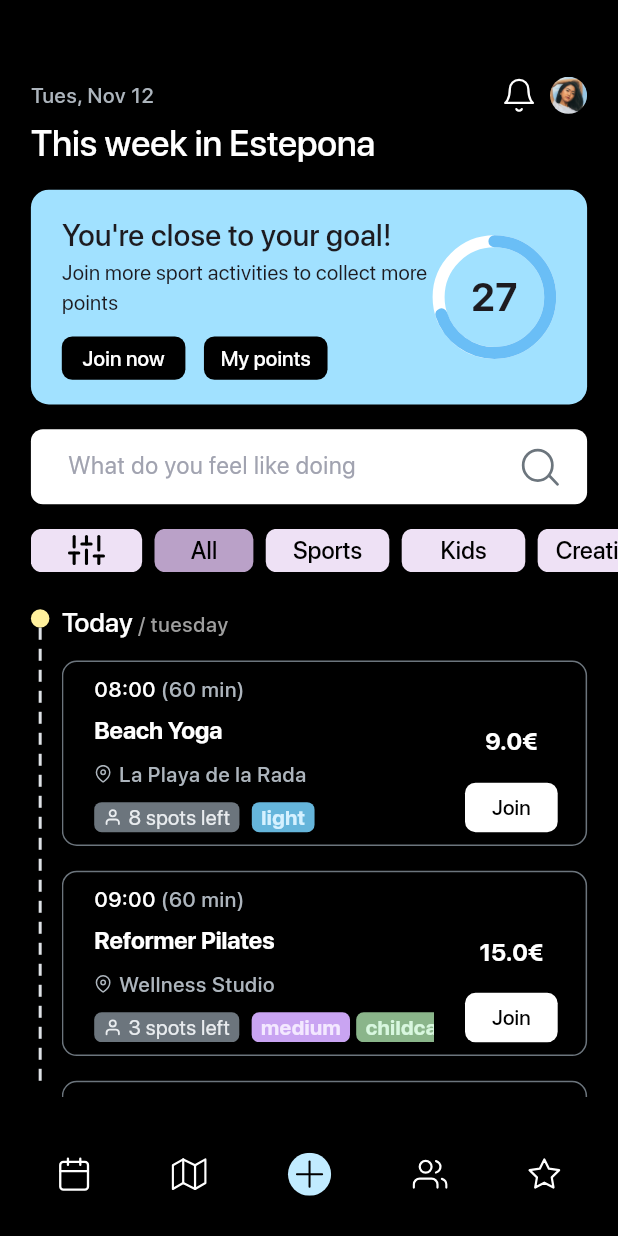
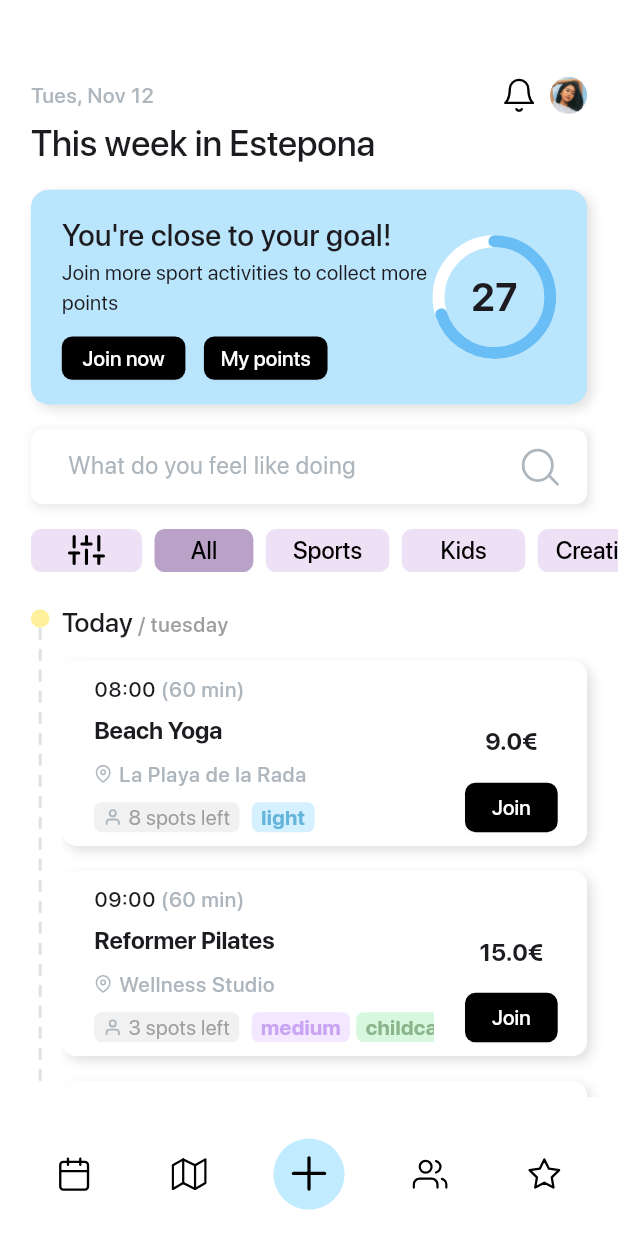
Before and after one commit to DarienRomero/SportsApp, a Flutter app: the screen it shows after launch, on a phone screen of 412 x 824 dp. Run offline on Flutter 3.47's test engine with Material 3 defaults, Android fonts, the phone set to English and light mode, and no system bars; drawn by our look-alikes of dotted_line, percent_indicator; our stand-ins replace animate_do, dartz, equatable, flutter_bloc, flutter_svg, get_it and 1 more.

Commit message:
ui: dark mode fixes

```diff
--- a/lib/features/activities/presentation/widgets/custom_bottom_navigation_bar.dart
+++ b/lib/features/activities/presentation/widgets/custom_bottom_navigation_bar.dart
@@ -23,6 +23,7 @@ class _CustomBottomNavigationBarState extends State<CustomBottomNavigationBar> {
 
   @override
   Widget build(BuildContext context) {
+    var isDarkMode = Theme.of(context).scaffoldBackgroundColor == Colors.black;
     return Container(
       width: mqWidth(context, platformInfo.isWeb ? 0 : 100),
       height: mqHeigth(context, platformInfo.isWeb ? 0 : 10),
@@ -38,7 +39,7 @@ class _CustomBottomNavigationBarState extends State<CustomBottomNavigationBar> {
             onPressed: (){
 
             },
-            splashColor: Color(0xffE9ECEF),
+            splashColor: Color(0xffA1E1FF),
             icon: CustomSVGIcon(
               path: CustomIcons.calendarIcon,
               color: Theme.of(context).iconTheme.color,
@@ -50,7 +51,7 @@ class _CustomBottomNavigationBarState extends State<CustomBottomNavigationBar> {
             onPressed: (){
 
             },
-            splashColor: Color(0xffE9ECEF),
+            splashColor: Color(0xffA1E1FF),
             icon: CustomSVGIcon(
               path: CustomIcons.mapIcon,
               color: Theme.of(context).iconTheme.color,
@@ -58,11 +59,11 @@ class _CustomBottomNavigationBarState extends State<CustomBottomNavigationBar> {
           ),
           CustomIconButton(
             size: 12,
-            fillColor: Color(0),
+            fillColor: isDarkMode ? Color(0xff4FC7FF) : Color(0xffC1EBFF),
             onPressed: (){
 
             },
-            splashColor: Color(0xffE9ECEF),
+            splashColor: Color(0xffA1E1FF),
             icon: CustomSVGIcon(
               path: CustomIcons.plusIcon,
               sizePer: 12,
@@ -74,7 +75,7 @@ class _CustomBottomNavigationBarState extends State<CustomBottomNavigationBar> {
             onPressed: (){
 
             },
-            splashColor: Color(0xffE9ECEF),
+            splashColor: Color(0xffA1E1FF),
             icon: CustomSVGIcon(
               path: CustomIcons.usersIcon,
               color: Theme.of(context).iconTheme.color,
@@ -86,7 +87,7 @@ class _CustomBottomNavigationBarState extends State<CustomBottomNavigationBar> {
             onPressed: (){
 
             },
-            splashColor: Color(0xffE9ECEF),
+            splashColor: Color(0xffA1E1FF),
             icon: CustomSVGIcon(
               path: CustomIcons.starIcon,
               color: Theme.of(context).iconTheme.color,
--- a/lib/features/activities/presentation/widgets/today_activities/activities_list.dart
+++ b/lib/features/activities/presentation/widgets/today_activities/activities_list.dart
@@ -1,10 +1,10 @@
-import 'package:dotted_line/dotted_line.dart';
 import 'package:flutter/foundation.dart';
 import 'package:flutter/material.dart';
 import 'package:flutter_bloc/flutter_bloc.dart';
 import 'package:sports_app/core/utils.dart';
 import 'package:sports_app/features/activities/presentation/bloc/activities_bloc.dart';
 import 'package:sports_app/features/activities/presentation/widgets/today_activities/activity_card.dart';
+import 'package:sports_app/features/activities/presentation/widgets/today_activities/side_line.dart';
 import 'package:sports_app/features/common/presentation/widgets/empty_view.dart';
 import 'package:sports_app/features/common/presentation/widgets/error_view.dart';
 import 'package:sports_app/features/common/presentation/widgets/loading_view.dart';
@@ -52,35 +52,8 @@ class _ActivitiesListState extends State<ActivitiesList> {
       child: Row(
         crossAxisAlignment: CrossAxisAlignment.start,
         children: [
-          Container(
-            width: mqWidth(context, kIsWeb ? 3 : 5),
-            child: Column(
-              crossAxisAlignment: kIsWeb ? CrossAxisAlignment.center : CrossAxisAlignment.start,
-              children: [
-                VSpacing(kIsWeb ? 1: 0.5),
-                Container(
-                  width: mqWidth(context, kIsWeb ? 1: 3),
-                  height: mqWidth(context, kIsWeb ? 1 :3),
-                  decoration: BoxDecoration(
-                    shape: BoxShape.circle,
-                    color: Color(0xffFFF09C)
-                  ),
-                ),
-                Container(
-                  width: mqWidth(context, 3),
-                  height: _listViewHeight != null ? _listViewHeight! - mqWidth(context, kIsWeb ? 0 : 4) : 0,
-                  child: Center(
-                    child: DottedLine(
-                      direction: Axis.vertical,
-                      lineThickness: 2,
-                      dashLength: 8.0,
-                      dashGapLength: 6.0,
-                      dashColor: Color(0xffDEE2E6),
-                    ),
-                  ),
-                ),
-              ],
-            ),
+          SideLine(
+            heigth: _listViewHeight,
           ),
           Container(
             width: mqWidth(context, kIsWeb ? 49 : 90),
--- a/lib/features/activities/presentation/widgets/today_activities/activity_label.dart
+++ b/lib/features/activities/presentation/widgets/today_activities/activity_label.dart
@@ -19,10 +19,11 @@ class ActivityLabel extends StatelessWidget {
         right: mqWidth(context, kIsWeb ? 0.5 : 1)
       ),
       padding: EdgeInsets.symmetric(
-        horizontal: mqWidth(context, 1.5)
+        horizontal: mqWidth(context, kIsWeb ? 1.2 : 1.5),
+        vertical: mqHeigth(context, kIsWeb ? 0.2 : 0)
       ),
       decoration: BoxDecoration(
-        borderRadius: BorderRadius.circular(5),
+        borderRadius: BorderRadius.circular(kIsWeb ? 2 : 5),
         color: isDarkMode ?
           labelEntity.backgroundColorDark.toColor():
           labelEntity.backgroundColorLight.toColor()
--- a/lib/features/activities/presentation/widgets/today_activities/search_box.dart
+++ b/lib/features/activities/presentation/widgets/today_activities/search_box.dart
@@ -21,8 +21,9 @@ class SearchBox extends StatelessWidget {
       ) : null,
       leftPaddingPer: kIsWeb ? 1.5 : 5,
       hintStyle: kIsWeb ? TextStyle(
-        fontSize: 12,
-        color: isDarkMode ? Color(0xff6C757D) : Color(0xffADB5BD)
+        fontSize: 14,
+        fontWeight: FontWeight.w300,
+        color: Color(0xffADB5BD)
       ) : null,
       contentPadding: kIsWeb ? 10 : 15,
       fillColor: Colors.white,
@@ -35,7 +36,7 @@ class SearchBox extends StatelessWidget {
         child: CustomSVGIcon(
           path: CustomIcons.searchIcon,
           sizePer: kIsWeb ? 3 : 6,
-          color: isDarkMode ? Color(0xff6C757D) : null
+          color: kIsWeb ? Color(0xffADB5BD) : isDarkMode ? Color(0xff6C757D) : null
         ),
       ),
     );
--- /dev/null
+++ b/lib/features/activities/presentation/widgets/today_activities/side_line.dart
@@ -0,0 +1,48 @@
+import 'package:dotted_line/dotted_line.dart';
+import 'package:flutter/foundation.dart';
+import 'package:flutter/material.dart';
+import 'package:sports_app/core/utils.dart';
+import 'package:sports_app/features/common/presentation/widgets/v_spacing.dart';
+
+class SideLine extends StatelessWidget {
+  final double? heigth;
+  const SideLine({
+    super.key,
+    required this.heigth
+  });
+
+  @override
+  Widget build(BuildContext context) {
+    final isDarkMode = Theme.of(context).scaffoldBackgroundColor == Colors.black;
+    return Container(
+      width: mqWidth(context, kIsWeb ? 3 : 5),
+      child: Column(
+        crossAxisAlignment: kIsWeb ? CrossAxisAlignment.center : CrossAxisAlignment.start,
+        children: [
+          VSpacing(kIsWeb ? 1: 0.5),
+          Container(
+            width: mqWidth(context, kIsWeb ? 1: 3),
+            height: mqWidth(context, kIsWeb ? 1 :3),
+            decoration: BoxDecoration(
+              shape: BoxShape.circle,
+              color: Color(0xffFFF09C)
+            ),
+          ),
+          Container(
+            width: mqWidth(context, 3),
+            height: heigth != null ? heigth! - mqWidth(context, kIsWeb ? 0 : 4) : 0,
+            child: Center(
+              child: DottedLine(
+                direction: Axis.vertical,
+                lineThickness: 2,
+                dashLength: 8.0,
+                dashGapLength: 6.0,
+                dashColor: isDarkMode ? Color(0xff6C757D) : Color(0xffDEE2E6),
+              ),
+            ),
+          ),
+        ],
+      ),
+    );
+  }
+}
--- a/lib/features/activities/presentation/widgets/today_activities/spots_label.dart
+++ b/lib/features/activities/presentation/widgets/today_activities/spots_label.dart
@@ -18,15 +18,15 @@ class SpotsLabel extends StatelessWidget {
     var isDarkMode = Theme.of(context).scaffoldBackgroundColor == Colors.black;
     return Container(
       padding: EdgeInsets.symmetric(
-        horizontal: mqWidth(context, 1.5)
+        horizontal: mqWidth(context, kIsWeb ? 0.8 : 1.5),
+        vertical: mqHeigth(context, kIsWeb ? 0.2 : 0)
       ),
       decoration: BoxDecoration(
-        borderRadius: BorderRadius.circular(5),
+        borderRadius: BorderRadius.circular(kIsWeb ? 2 : 5),
         color: isDarkMode ? Color(0xff6C757D) :Color(0xffF1F1F1)
       ),
       child: Row(
         children: [
-          HSpacing(kIsWeb ? 0.5 : 0),
           CustomSVGIcon(
             path: CustomIcons.userIcon,
             sizePer: kIsWeb ? 1: 3,
--- a/lib/features/activities/presentation/widgets/today_activities_web/goal_card_web.dart
+++ b/lib/features/activities/presentation/widgets/today_activities_web/goal_card_web.dart
@@ -77,7 +77,7 @@ class GoalCardWeb extends StatelessWidget {
                     ),
                     CircularPercentIndicator(
                       radius: width * 0.12,
-                      lineWidth: 5.0,
+                      lineWidth: 7.0,
                       percent: 0.7,
                       center: new Text("27", style: TextStyle(
                         fontSize: 24,
--- a/lib/features/common/presentation/widgets/custom_text_field.dart
+++ b/lib/features/common/presentation/widgets/custom_text_field.dart
@@ -134,6 +134,7 @@ class CustomTextField extends StatelessWidget {
   @override
   Widget build(BuildContext context) {
     final hasError = errorMessage.isNotEmpty;
+    final isDarkMode = Theme.of(context).scaffoldBackgroundColor == Colors.black;
 
     return SizedBox(
       width: mqWidth(context, widthPer),
@@ -171,7 +172,7 @@ class CustomTextField extends StatelessWidget {
               maxLength: maxLength,
               inputFormatters: formater != null ? [formater!] : null,
               style: style ?? TextStyle(
-                fontSize: 14,
+                fontSize: 16,
                 color: Colors.black,
                 fontWeight: obscureText ? FontWeight.w700 : FontWeight.w500,
               ),
@@ -184,10 +185,9 @@ class CustomTextField extends StatelessWidget {
                   horizontal: mqWidth(context, leftPaddingPer),
                   vertical: contentPadding
                 ),
-                hintStyle: hintStyle ?? const TextStyle(
+                hintStyle: hintStyle ?? TextStyle(
                   fontSize: 16,
-                  color: Color(0xffA1A3B0),
-                  letterSpacing: null,
+                  color: isDarkMode ? Color(0xff6C757D) : Color(0xffADB5BD),
                   fontWeight: FontWeight.w400
                 ),
                 fillColor: fillColor,
--- a/lib/main.dart
+++ b/lib/main.dart
@@ -57,7 +57,7 @@ class MyApp extends StatelessWidget {
       child: MaterialApp(
         title: 'DeportesApp',
         debugShowCheckedModeBanner: false,
-        theme: Themes.darkMode,
+        theme: Themes.lightMode,
         home: RouterPage()
       ),
     );
```
Also changed, not shown: lib/features/activities/presentation/widgets/today_activities_web/events_card_web.dart (+36 -0 lines), assets/icons/plus-icon.svg, assets/images/guy_1.png (added), assets/images/guy_2.png (added), assets/images/guy_3.png (added).
